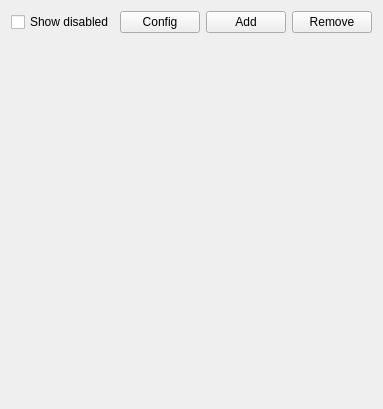
Before: the Qt Designer form damc_gui/MainWindow.ui in amurzeau/damc, drawn with Qt 5.
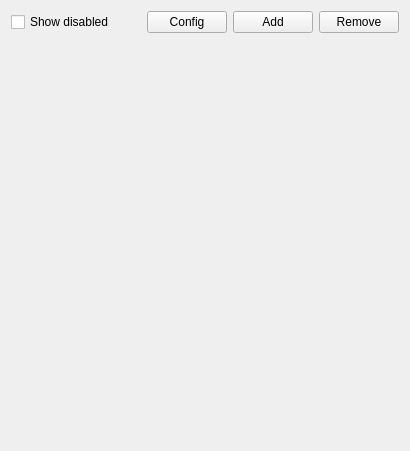
After: the same form once the commit is applied.

What changed in the file:
```diff
--- a/damc_gui/MainWindow.ui
+++ b/damc_gui/MainWindow.ui
@@ -6,8 +6,8 @@
    <rect>
     <x>0</x>
     <y>0</y>
-    <width>271</width>
-    <height>409</height>
+    <width>410</width>
+    <height>451</height>
    </rect>
   </property>
   <property name="windowTitle">
@@ -15,13 +15,27 @@
   </property>
   <layout class="QGridLayout" name="gridLayout">
    <item row="0" column="3">
-    <widget class="QPushButton" name="removeButton">
+    <widget class="QPushButton" name="addButton">
      <property name="text">
-      <string>Remove</string>
+      <string>Add</string>
      </property>
     </widget>
    </item>
-   <item row="1" column="0" colspan="4">
+   <item row="0" column="0">
+    <widget class="QCheckBox" name="showDisabledCheckBox">
+     <property name="text">
+      <string>Show disabled</string>
+     </property>
+    </widget>
+   </item>
+   <item row="0" column="2">
+    <widget class="QPushButton" name="globalConfigButton">
+     <property name="text">
+      <string>Config</string>
+     </property>
+    </widget>
+   </item>
+   <item row="1" column="0" colspan="5">
     <widget class="QWidget" name="outputsWidgets" native="true">
      <layout class="QHBoxLayout" name="horizontalLayout">
       <property name="spacing">
@@ -42,26 +56,25 @@
      </layout>
     </widget>
    </item>
-   <item row="0" column="2">
-    <widget class="QPushButton" name="addButton">
+   <item row="0" column="4">
+    <widget class="QPushButton" name="removeButton">
      <property name="text">
-      <string>Add</string>
-     </property>
-    </widget>
-   </item>
-   <item row="0" column="0">
-    <widget class="QCheckBox" name="showDisabledCheckBox">
-     <property name="text">
-      <string>Show disabled</string>
+      <string>Remove</string>
      </property>
     </widget>
    </item>
    <item row="0" column="1">
-    <widget class="QPushButton" name="globalConfigButton">
-     <property name="text">
-      <string>Config</string>
+    <spacer name="buttonsSpacer">
+     <property name="orientation">
+      <enum>Qt::Horizontal</enum>
      </property>
-    </widget>
+     <property name="sizeHint" stdset="0">
+      <size>
+       <width>40</width>
+       <height>20</height>
+      </size>
+     </property>
+    </spacer>
    </item>
   </layout>
  </widget>
```
